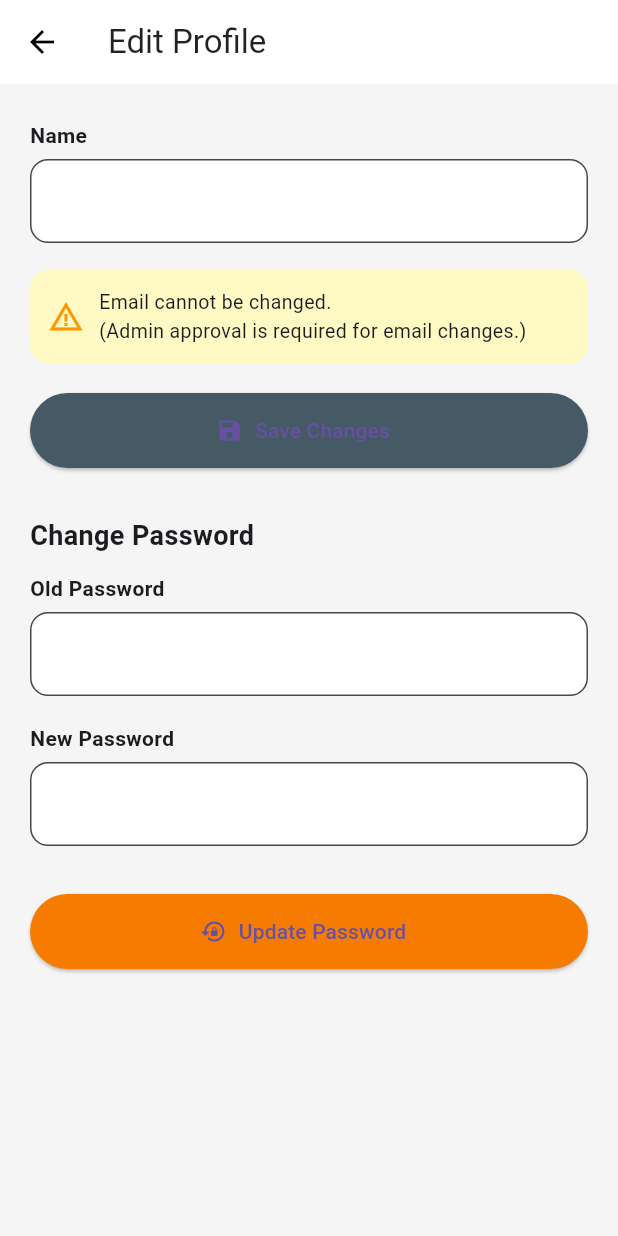
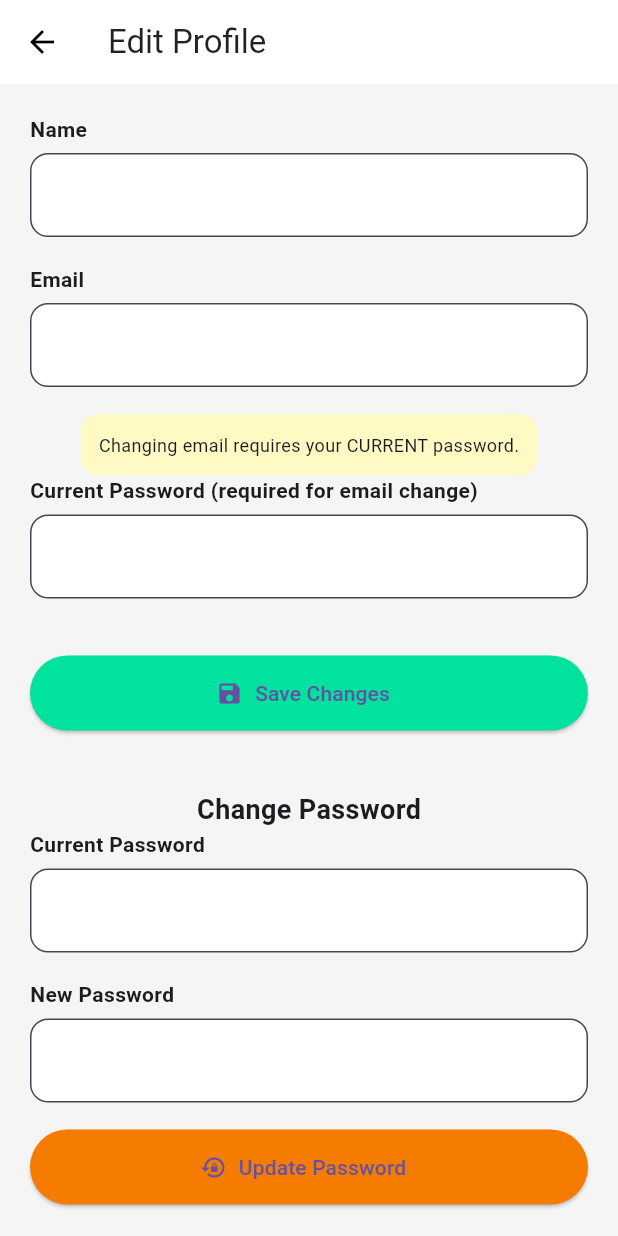
Before and after one commit to AzfarSharifuddin/CScore, a Flutter app: the ProfileEditPage screen opened directly, on a phone screen of 412 x 824 dp. Run offline on Flutter 3.47's test engine with Material 3 defaults, Android fonts, the phone set to English and light mode, and no system bars; our stand-ins replace chewie, cloud_firestore, connectivity_plus, dio, file_picker, firebase_auth and 8 more; missing offline and left inert: pdfx, video_compress, video_thumbnail; accounts and stored records are empty; network calls fail; statements that could not run were skipped.

Commit message:
ACCOUNT MODULE SPRINT 2

```diff
--- a/cscore/lib/AccountModule/screen/profile_edit.dart
+++ b/cscore/lib/AccountModule/screen/profile_edit.dart
@@ -1,6 +1,6 @@
 import 'package:flutter/material.dart';
 import 'package:cloud_firestore/cloud_firestore.dart';
-import 'package:firebase_auth/firebase_auth.dart';
+import 'package:firebase_auth/firebase_auth.dart' as fb; // ✅ IMPORTANT FIX
 
 class ProfileEditPage extends StatefulWidget {
   final bool openPassword;
@@ -12,46 +12,74 @@ class ProfileEditPage extends StatefulWidget {
 }
 
 class _ProfileEditPageState extends State<ProfileEditPage> {
-  final _auth = FirebaseAuth.instance;
-  final _firestore = FirebaseFirestore.instance;
+  final fb.FirebaseAuth _auth = fb.FirebaseAuth.instance;        // ✅ FIX
+  final FirebaseFirestore _firestore = FirebaseFirestore.instance;
 
   final _nameController = TextEditingController();
-  final _oldPassController = TextEditingController();
+  final _emailController = TextEditingController();
+  final _currentPassController = TextEditingController();
   final _newPassController = TextEditingController();
 
   bool _loading = true;
   bool _saving = false;
-  Map<String, dynamic>? _data;
 
   @override
   void initState() {
     super.initState();
-    _loadUserData();
+    loadProfile();
   }
 
-  Future<void> _loadUserData() async {
+  Future<void> loadProfile() async {
     final uid = _auth.currentUser!.uid;
     final doc = await _firestore.collection("users").doc(uid).get();
 
     if (doc.exists) {
-      _data = doc.data()!;
-      _nameController.text = _data!["name"] ?? "";
+      final data = doc.data()!;
+      _nameController.text = data["name"] ?? "";
+      _emailController.text = data["email"] ?? "";
     }
 
     setState(() => _loading = false);
   }
 
-  Future<void> _saveProfile() async {
+  // ------------------------------------------------------------------
+  //  EMAIL + NAME UPDATE (PROTOTYPE MODE - INSTANT EMAIL CHANGE)
+  // ------------------------------------------------------------------
+  Future<void> saveProfile() async {
     setState(() => _saving = true);
 
     try {
-      final uid = _auth.currentUser!.uid;
+      final fb.User user = _auth.currentUser!;  // ✅ FIXED TYPE
+      final String uid = user.uid;
 
-      // --------------------------
-      // UPDATE NAME in Firestore
-      // --------------------------
+      final String oldEmail = user.email!;
+      final String newEmail = _emailController.text.trim();
+      final String newName = _nameController.text.trim();
+
+      // If email changed
+      if (newEmail != oldEmail) {
+        if (_currentPassController.text.isEmpty) {
+          throw "Enter your CURRENT password to change your email.";
+        }
+
+        final cred = fb.EmailAuthProvider.credential(
+          email: oldEmail,
+          password: _currentPassController.text.trim(),
+        );
+
+        // Re-authenticate
+        await user.reauthenticateWithCredential(cred);
+
+        // Update Firebase Auth email instantly
+        //await user.updateEmail(newEmail);
+
+        await user.reload(); // refresh auth state
+      }
+
+      // Update Firestore
       await _firestore.collection("users").doc(uid).update({
-        "name": _nameController.text.trim(),
+        "name": newName,
+        "email": newEmail,
         "updatedAt": Timestamp.now(),
       });
 
@@ -60,53 +88,59 @@ class _ProfileEditPageState extends State<ProfileEditPage> {
       );
 
       Navigator.pop(context);
+
     } catch (e) {
       ScaffoldMessenger.of(context).showSnackBar(
-        SnackBar(content: Text("Failed: $e")),
+        SnackBar(content: Text("Error: $e")),
       );
     }
 
     setState(() => _saving = false);
   }
 
-  Future<void> _changePassword() async {
+  // ------------------------------------------------------------------
+  //  PASSWORD CHANGE
+  // ------------------------------------------------------------------
+  Future<void> changePassword() async {
     setState(() => _saving = true);
 
     try {
-      final user = _auth.currentUser!;
+      final fb.User user = _auth.currentUser!; // ✅ FIXED TYPE
 
-      final cred = EmailAuthProvider.credential(
+      if (_currentPassController.text.isEmpty) {
+        throw "Enter your current password.";
+      }
+
+      final cred = fb.EmailAuthProvider.credential(
         email: user.email!,
-        password: _oldPassController.text.trim(),
+        password: _currentPassController.text.trim(),
       );
 
-      // Re-authenticate
       await user.reauthenticateWithCredential(cred);
 
-      // Update password
       await user.updatePassword(_newPassController.text.trim());
 
       ScaffoldMessenger.of(context).showSnackBar(
-        const SnackBar(content: Text("Password changed successfully!")),
+        const SnackBar(content: Text("Password updated successfully!")),
       );
 
       Navigator.pop(context);
+
     } catch (e) {
       ScaffoldMessenger.of(context).showSnackBar(
-        SnackBar(content: Text("Password change failed: $e")),
+        SnackBar(content: Text("Password update failed: $e")),
       );
     }
 
     setState(() => _saving = false);
   }
 
-  Widget _inputField(String label, TextEditingController controller,
+  Widget inputField(String label, TextEditingController controller,
       {bool obscure = false}) {
     return Column(
       crossAxisAlignment: CrossAxisAlignment.start,
       children: [
-        Text(label,
-            style: const TextStyle(fontWeight: FontWeight.w600, fontSize: 14)),
+        Text(label, style: const TextStyle(fontWeight: FontWeight.w600)),
         const SizedBox(height: 6),
         TextField(
           controller: controller,
@@ -114,8 +148,7 @@ class _ProfileEditPageState extends State<ProfileEditPage> {
           decoration: InputDecoration(
             filled: true,
             fillColor: Colors.white,
-            border:
-                OutlineInputBorder(borderRadius: BorderRadius.circular(12)),
+            border: OutlineInputBorder(borderRadius: BorderRadius.circular(12)),
           ),
         ),
         const SizedBox(height: 18),
@@ -126,100 +159,68 @@ class _ProfileEditPageState extends State<ProfileEditPage> {
   @override
   Widget build(BuildContext context) {
     if (_loading) {
-      return const Scaffold(
-        body: Center(child: CircularProgressIndicator()),
-      );
+      return const Scaffold(body: Center(child: CircularProgressIndicator()));
     }
-
-    final role = _data?["role"] ?? "Student";
 
     return Scaffold(
       backgroundColor: Colors.grey[100],
       appBar: AppBar(
         elevation: 0,
         backgroundColor: Colors.white,
-        title:
-            const Text("Edit Profile", style: TextStyle(color: Colors.black87)),
+        title: const Text("Edit Profile",
+            style: TextStyle(color: Colors.black87)),
         iconTheme: const IconThemeData(color: Colors.black),
       ),
       body: SingleChildScrollView(
-        padding: const EdgeInsets.fromLTRB(20, 24, 20, 20),
+        padding: const EdgeInsets.all(20),
         child: Column(
-          crossAxisAlignment: CrossAxisAlignment.start,
           children: [
-            // ------------------------------------------------
-            // NAME EDIT
-            // ------------------------------------------------
-            _inputField("Name", _nameController),
+            inputField("Name", _nameController),
+            inputField("Email", _emailController),
 
-            // ------------------------------------------------
-            // WARNING BOX FOR EMAIL (NOT EDITABLE)
-            // ------------------------------------------------
             Container(
               padding: const EdgeInsets.all(12),
               decoration: BoxDecoration(
                 color: Colors.yellow[100],
                 borderRadius: BorderRadius.circular(12),
               ),
-              child: Row(
-                children: const [
-                  Icon(Icons.warning_amber, color: Colors.orange),
-                  SizedBox(width: 10),
-                  Expanded(
-                    child: Text(
-                      "Email cannot be changed.\n(Admin approval is required for email changes.)",
-                      style: TextStyle(fontSize: 13),
-                    ),
-                  )
-                ],
+              child: const Text(
+                "Changing email requires your CURRENT password.",
+                style: TextStyle(fontSize: 12),
               ),
             ),
 
+            inputField("Current Password (required for email change)",
+                _currentPassController,
+                obscure: true),
+
             const SizedBox(height: 20),
 
-            // ------------------------------------------------
-            // BUTTON: SAVE PROFILE
-            // ------------------------------------------------
-            SizedBox(
-              width: double.infinity,
-              child: ElevatedButton.icon(
-                onPressed: _saving ? null : _saveProfile,
+            ElevatedButton.icon(
+              onPressed: _saving ? null : saveProfile,
               icon: const Icon(Icons.save),
               label: const Text("Save Changes"),
               style: ElevatedButton.styleFrom(
-                  backgroundColor: Colors.blueGrey[700],
+                backgroundColor: Color.fromARGB(255, 0, 226, 158),
                 minimumSize: const Size(double.infinity, 50),
               ),
             ),
-            ),
 
-            const SizedBox(height: 32),
+            const SizedBox(height: 40),
+            const Text("Change Password",
+                style: TextStyle(fontWeight: FontWeight.bold, fontSize: 18)),
 
-            // ------------------------------------------------
-            // PASSWORD CHANGE SECTION
-            // ------------------------------------------------
-            Text(
-              "Change Password",
-              style: TextStyle(fontSize: 18, fontWeight: FontWeight.bold),
-            ),
+            inputField("Current Password", _currentPassController,
+                obscure: true),
+            inputField("New Password", _newPassController, obscure: true),
 
-            const SizedBox(height: 12),
-
-            _inputField("Old Password", _oldPassController, obscure: true),
-            _inputField("New Password", _newPassController, obscure: true),
-
-            const SizedBox(height: 14),
-
-            SizedBox(
-              width: double.infinity,
-              child: ElevatedButton.icon(
-                onPressed: _saving ? null : _changePassword,
+            ElevatedButton.icon(
+              onPressed: _saving ? null : changePassword,
               icon: const Icon(Icons.lock_reset),
               label: const Text("Update Password"),
               style: ElevatedButton.styleFrom(
                 backgroundColor: Colors.orange[700],
                 minimumSize: const Size(double.infinity, 50),
-                ),
               ),
             ),
           ],
--- a/cscore/lib/AccountModule/screen/qualification_manage.dart
+++ b/cscore/lib/AccountModule/screen/qualification_manage.dart
@@ -84,7 +84,7 @@ class _ManageQualificationPageState extends State<ManageQualificationPage> {
     await _firestore
         .collection('users')
         .doc(uid)
-        .collection('qualifications')
+        .collection('qualification')
         .doc(id)
         .delete();
   }
```
Also changed, not shown: cscore/lib/DashboardModule/Screens/student_profile.dart (+67 -21 lines), cscore/lib/DashboardModule/Screens/teacher_profile.dart (+109 -29 lines). Lines whose indentation alone changed are shown as unchanged.
